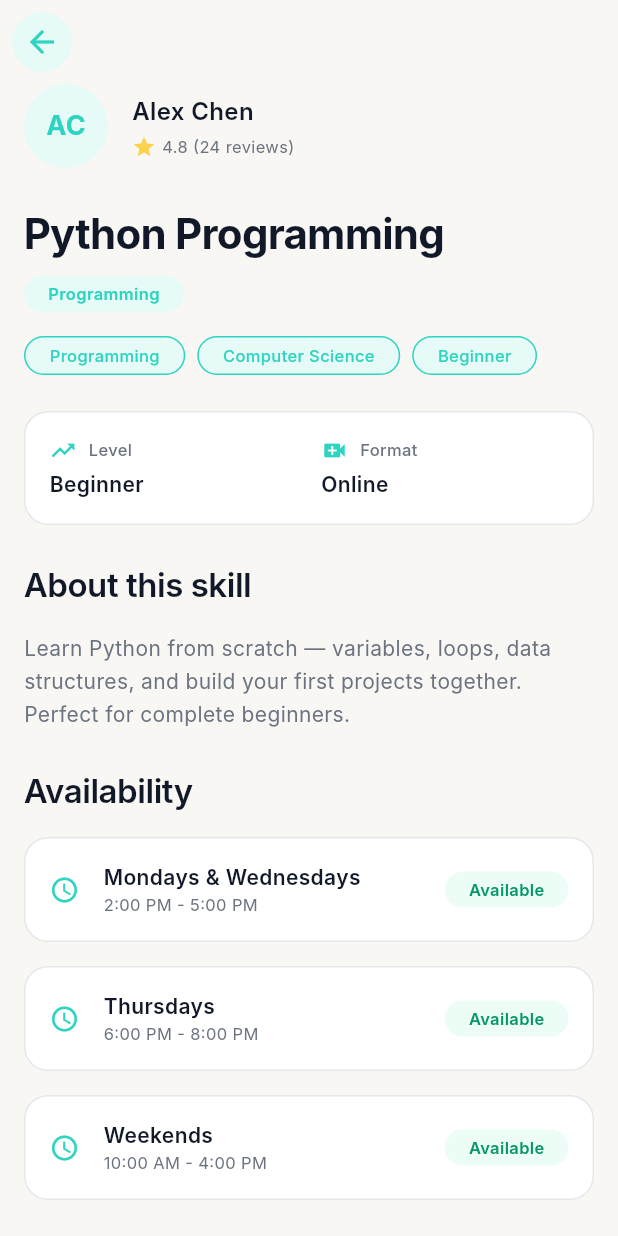
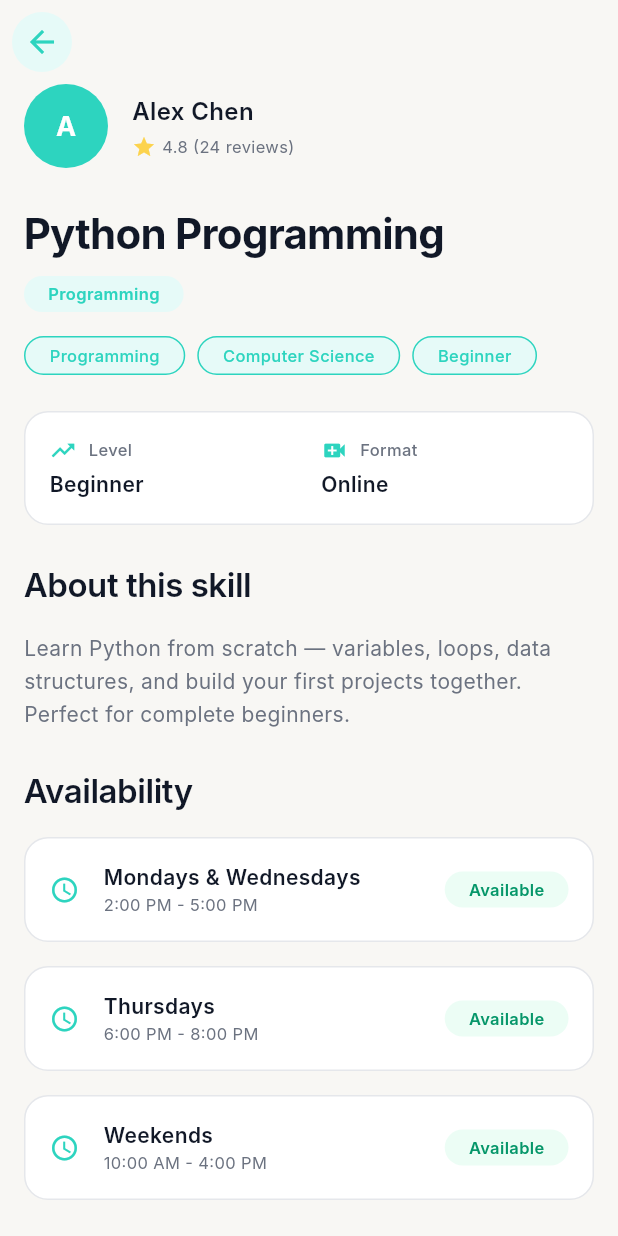
Before and after one commit to SkillSwap5D1/App, a Flutter app: the ListingDetailScreen screen opened directly with sample values from the repository, on a phone screen of 412 x 824 dp. Run offline on Flutter 3.47's test engine with Material 3 defaults, Android fonts, the phone set to English and light mode, and no system bars; Roboto replaces fonts that are missing (Inter).

Commit message:
Replace custom container avatars with CircleAvatar widgets

```diff
--- a/lib/screens/listings/listing_detail_screen.dart
+++ b/lib/screens/listings/listing_detail_screen.dart
@@ -466,25 +466,14 @@ class _ListingDetailScreenState extends State<ListingDetailScreen> {
     return Row(
       children: [
         // Avatar with initials
-        Container(
-          width: 56,
-          height: 56,
-          decoration: BoxDecoration(
-            color: AppColors.primaryLight,
-            borderRadius: BorderRadius.circular(AppRadius.full),
-          ),
-          child: Center(
-            child: Text(
-              widget.listing.ownerName
-                  .split(' ')
-                  .map((n) => n[0])
-                  .take(2)
-                  .join()
-                  .toUpperCase(),
-              style: AppTextStyles.h3.copyWith(
-                color: AppColors.primary,
-                fontWeight: FontWeight.bold,
-              ),
+        CircleAvatar(
+          radius: 28,
+          backgroundColor: AppColors.primary,
+          child: Text(
+            widget.listing.ownerName[0].toUpperCase(),
+            style: AppTextStyles.h3.copyWith(
+              color: Colors.white,
+              fontWeight: FontWeight.bold,
             ),
           ),
         ),
@@ -501,6 +490,8 @@ class _ListingDetailScreenState extends State<ListingDetailScreen> {
                   fontWeight: FontWeight.w600,
                   color: AppColors.textPrimary,
                 ),
+
+
               ),
               SizedBox(height: AppSpacing.xs),
               Row(
```
Also changed, not shown: lib/screens/browse/browse_screen.dart (+8 -14 lines).
